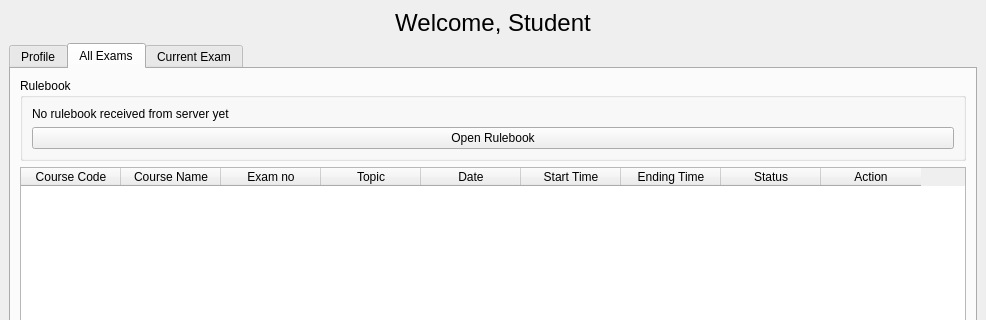
Qt form src/SmartXm-CSEKU/studentmodulev2.ui (KaziRifatMorshed/SmartXm) before a commit; both pictures show x 0 to 986 and y 0 to 320 of the 986 by 694 pixel window.
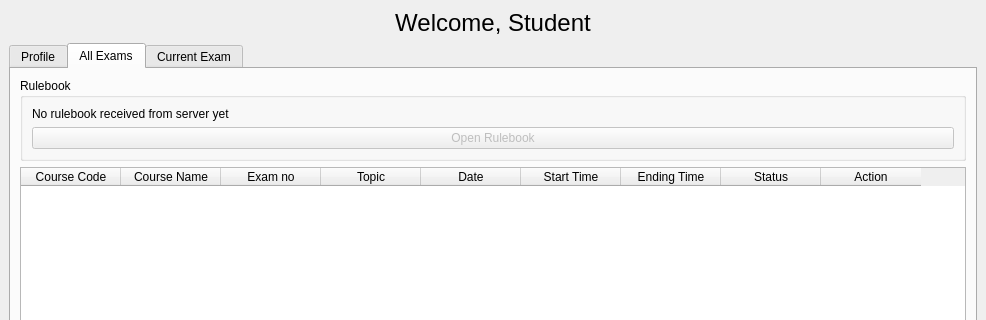
The same form after that commit. Icons and pictures are not drawn.

Commit message:
Add rulebook received handler and UI feedback
Introduced ruleBookReceived() to update UI and log when the rulebook is received from the server. The 'Open Rulebook' button is now initially disabled and enabled upon receipt, with status feedback shown to the user.

Diff of the .ui file:
```diff
--- a/src/SmartXm-CSEKU/studentmodulev2.ui
+++ b/src/SmartXm-CSEKU/studentmodulev2.ui
@@ -88,6 +88,9 @@
            </item>
            <item>
             <widget class="QPushButton" name="openRulebook_pushButton">
+             <property name="enabled">
+              <bool>false</bool>
+             </property>
              <property name="text">
               <string>Open Rulebook</string>
              </property>
```
The commit also changes 2 other files.
